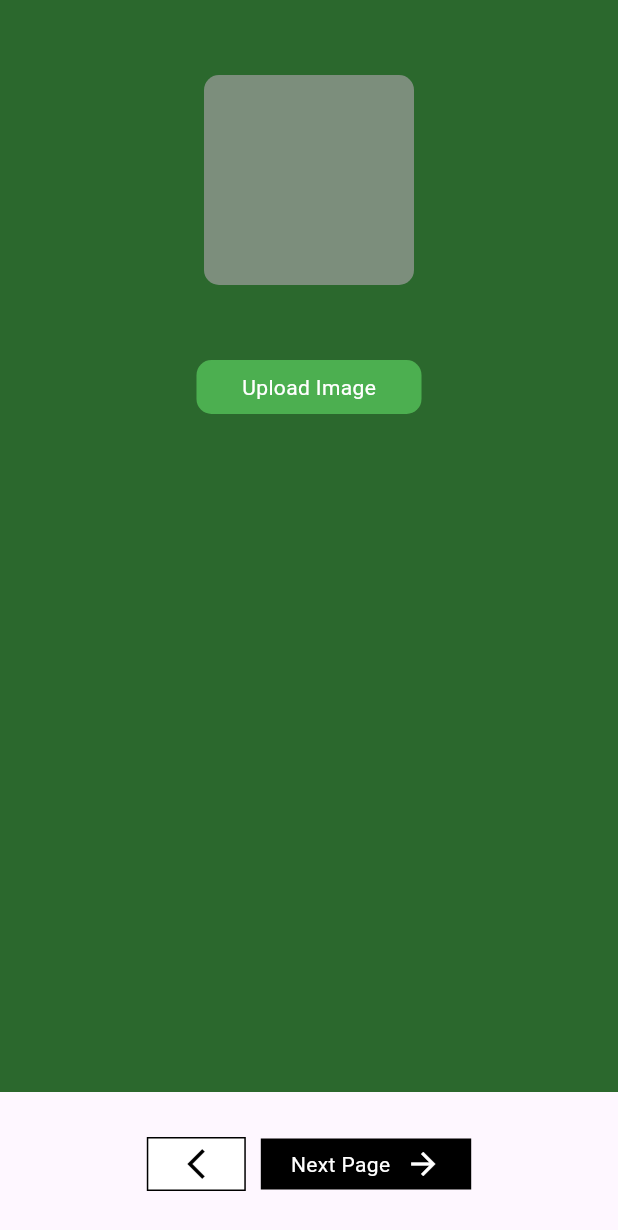
After one commit to yusuf-4444/logicFlutter-selections-, a Flutter app: the screen it shows after launch, swiped to page 5, on a phone screen of 412 x 824 dp. The commit adds this screen. Shown: the top 1230 px of the screen. Run offline on Flutter 3.47's test engine with Material 3 defaults, Android fonts, the phone set to English and light mode, and no system bars; our stand-ins replace file_picker, flutter_svg, image_picker, video_player; missing offline and left inert: open_file_plus, syncfusion_flutter_pdfviewer; project files that could hold a hidden picture were left out.

Commit message:
images, videos, files uploade, edit, delete, view.

```diff
--- a/lib/root.dart
+++ b/lib/root.dart
@@ -1,8 +1,12 @@
 import 'package:flutter/material.dart';
+import 'package:logic_flutter_selections/screens/file_upload.dart';
 import 'package:logic_flutter_selections/screens/image_selection.dart';
+import 'package:logic_flutter_selections/screens/image_upload.dart';
+import 'package:logic_flutter_selections/screens/multi_image_upload.dart';
 import 'package:logic_flutter_selections/screens/multi_selection.dart';
 import 'package:logic_flutter_selections/screens/single_selection.dart';
 import 'package:logic_flutter_selections/screens/toggle_selection.dart';
+import 'package:logic_flutter_selections/screens/video_upload.dart';
 
 class Root extends StatefulWidget {
   const Root({super.key});
@@ -19,6 +23,10 @@ class _RootState extends State<Root> {
     ImageSelection(),
     ToggleSelection(),
     MultiSelection(),
+    ImageUpload(),
+    MultiImageUpload(),
+    VideoUpload(),
+    FileUpload(),
   ];
 
   @override
--- /dev/null
+++ b/lib/screens/image_upload.dart
@@ -0,0 +1,100 @@
+import 'dart:io';
+
+import 'package:flutter/material.dart';
+import 'package:image_picker/image_picker.dart';
+
+class ImageUpload extends StatefulWidget {
+  const ImageUpload({super.key});
+
+  @override
+  State<ImageUpload> createState() => _ImageUploadState();
+}
+
+class _ImageUploadState extends State<ImageUpload> {
+  XFile? selectedImage;
+  Future<void> _uploadImage() async {
+    final imagePicker = await ImagePicker().pickImage(
+      source: ImageSource.gallery,
+    );
+
+    selectedImage = imagePicker;
+    setState(() {});
+  }
+
+  @override
+  Widget build(BuildContext context) {
+    return Scaffold(
+      backgroundColor: const Color.fromARGB(255, 43, 104, 45),
+
+      body: Center(
+        child: Column(
+          crossAxisAlignment: CrossAxisAlignment.center,
+          children: [
+            SizedBox(height: 50),
+            Container(
+              width: 140,
+              height: 140,
+              decoration: BoxDecoration(
+                color: Colors.grey.withOpacity(0.7),
+                borderRadius: BorderRadius.circular(10),
+              ),
+              child: selectedImage != null
+                  ? Image.file(File(selectedImage!.path))
+                  : SizedBox.shrink(),
+            ),
+
+            SizedBox(height: 50),
+
+            Container(
+              width: 150,
+              decoration: BoxDecoration(
+                color: Colors.green,
+                borderRadius: BorderRadius.circular(10),
+              ),
+              child: Center(
+                child: Padding(
+                  padding: const EdgeInsets.all(8.0),
+                  child: GestureDetector(
+                    onTap: () {
+                      _uploadImage();
+                    },
+                    child: Text(
+                      selectedImage == null ? "Upload Image" : "Change Image",
+                      style: TextStyle(color: Colors.white),
+                    ),
+                  ),
+                ),
+              ),
+            ),
+
+            SizedBox(height: 20),
+            selectedImage == null
+                ? SizedBox.shrink()
+                : Container(
+                    width: 150,
+                    decoration: BoxDecoration(
+                      color: Colors.white,
+                      borderRadius: BorderRadius.circular(10),
+                    ),
+                    child: Center(
+                      child: Padding(
+                        padding: const EdgeInsets.all(8.0),
+                        child: GestureDetector(
+                          onTap: () {
+                            selectedImage = null;
+                            setState(() {});
+                          },
+                          child: Text(
+                            "Remove Image",
+                            style: TextStyle(color: Colors.red),
+                          ),
+                        ),
+                      ),
+                    ),
+                  ),
+          ],
+        ),
+      ),
+    );
+  }
+}
```
Also changed, not shown: lib/screens/file_upload.dart (added, +150 -0 lines), lib/screens/multi_image_upload.dart (added, +76 -0 lines), lib/screens/video_upload.dart (added, +93 -0 lines), pubspec.yaml (+10 -16 lines), pubspec.lock, 5 other files.
